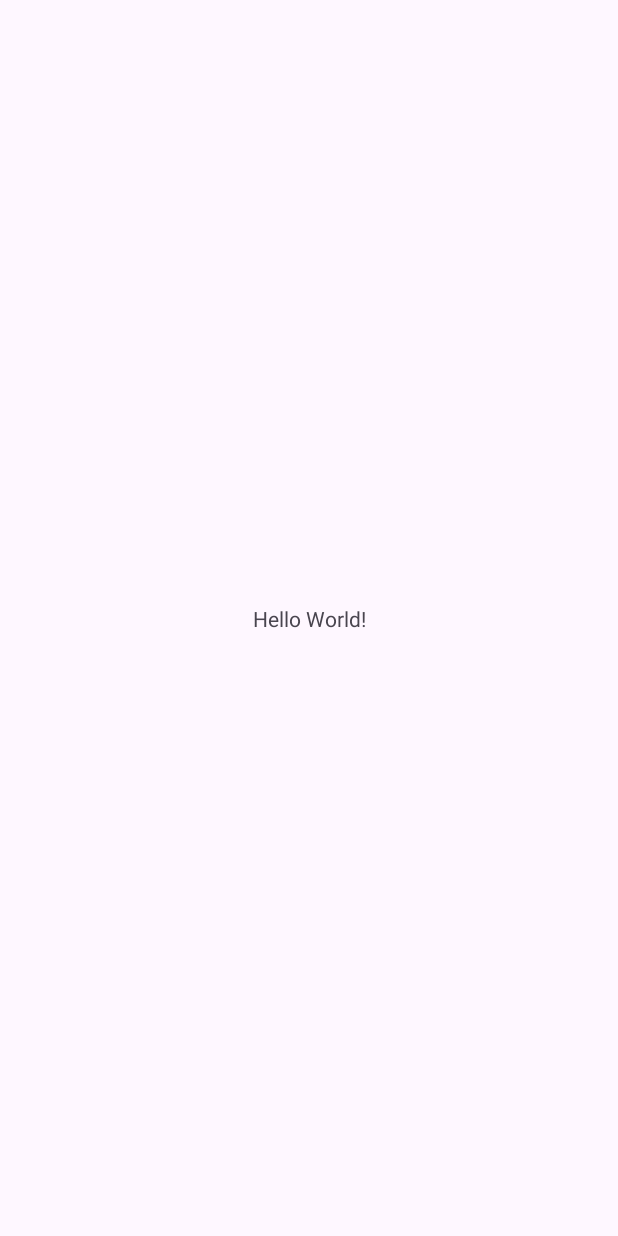
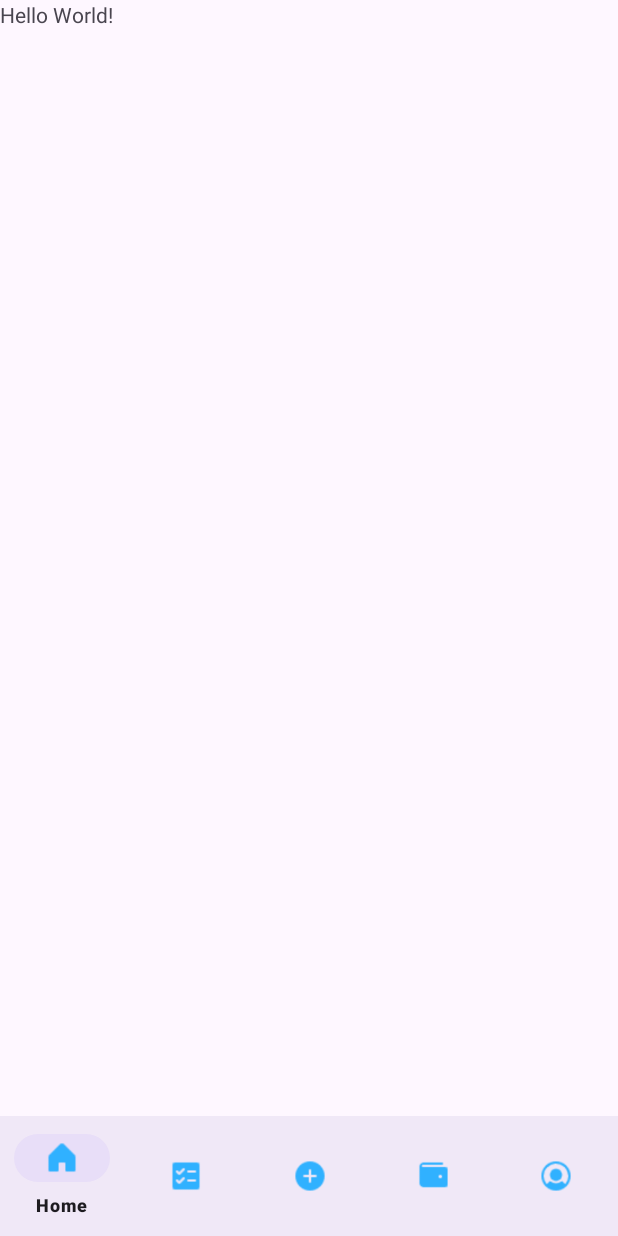
Before and after one commit to C241-PR543-team/mobile-development, an Android app: the screen it shows after launch (MainActivity), on a phone screen of 412 x 824 dp. Before the commit the screen is almost empty. Run offline under Robolectric (Android 15) with nearby library versions, the phone set to English and light mode, and no system bars.

Commit message:
add bottom navigator

```diff
--- /dev/null
+++ b/app/src/main/java/com/moove/mooveapp/view/validator/EmailValidator.kt
@@ -0,0 +1,4 @@
+package com.moove.mooveapp.view.validator
+
+class EmailValidator {
+}
--- /dev/null
+++ b/app/src/main/java/com/moove/mooveapp/view/validator/PasswordValidator.kt
@@ -0,0 +1,4 @@
+package com.moove.mooveapp.view.validator
+
+class PasswordValidator {
+}
--- /dev/null
+++ b/app/src/main/res/drawable/baseline_info_24.xml
@@ -0,0 +1,5 @@
+<vector xmlns:android="http://schemas.android.com/apk/res/android" android:height="24dp" android:tint="#C40C0C" android:viewportHeight="24" android:viewportWidth="24" android:width="24dp">
+
+    <path android:fillColor="@android:color/white" android:pathData="M12,2C6.48,2 2,6.48 2,12s4.48,10 10,10 10,-4.48 10,-10S17.52,2 12,2zM13,17h-2v-6h2v6zM13,9h-2L11,7h2v2z"/>
+
+</vector>
--- a/app/src/main/res/layout/activity_main.xml
+++ b/app/src/main/res/layout/activity_main.xml
@@ -1,11 +1,30 @@
 <?xml version="1.0" encoding="utf-8"?>
-<androidx.constraintlayout.widget.ConstraintLayout xmlns:android="http://schemas.android.com/apk/res/android"
+<RelativeLayout xmlns:android="http://schemas.android.com/apk/res/android"
     xmlns:app="http://schemas.android.com/apk/res-auto"
     xmlns:tools="http://schemas.android.com/tools"
     android:id="@+id/main"
     android:layout_width="match_parent"
     android:layout_height="match_parent"
     tools:context=".MainActivity">
+
+    <FrameLayout
+        android:id="@+id/fl_wrapper"
+        android:layout_width="match_parent"
+        android:layout_height="match_parent"
+        android:layout_above="@id/bottom_navigation"
+        />
+
+    <com.google.android.material.bottomnavigation.BottomNavigationView
+        android:id="@+id/bottom_navigation"
+        android:layout_width="match_parent"
+        android:layout_height="wrap_content"
+        android:layout_alignParentBottom="true"
+        android:background="?android:attr/windowBackground"
+        app:itemIconTint="@color/blue_light"
+        app:menu="@menu/bottom_nav_menu">
+
+
+    </com.google.android.material.bottomnavigation.BottomNavigationView>
 
     <TextView
         android:layout_width="wrap_content"
@@ -16,4 +35,4 @@
         app:layout_constraintStart_toStartOf="parent"
         app:layout_constraintTop_toTopOf="parent" />
 
-</androidx.constraintlayout.widget.ConstraintLayout>
+</RelativeLayout>
--- /dev/null
+++ b/app/src/main/res/menu/bottom_nav_menu.xml
@@ -0,0 +1,27 @@
+<?xml version="1.0" encoding="utf-8"?>
+<menu xmlns:android="http://schemas.android.com/apk/res/android">
+
+        <item
+            android:id="@+id/navigation_home"
+            android:icon="@drawable/ic_home"
+            android:title="@string/home_menu" />
+        <item
+            android:id="@+id/navigation_dashboard"
+            android:icon="@drawable/ic_listcheck"
+            android:title="@string/list_check" />
+        <item
+            android:id="@+id/navigation_notifications"
+            android:icon="@drawable/ic_add"
+            android:title="@string/tambah_plan" />
+
+        <item
+            android:id="@+id/navigation_budget"
+            android:icon="@drawable/ic_budget"
+            android:title="@string/budget" />
+
+        <item
+            android:id="@+id/navigation_profile"
+            android:icon="@drawable/ic_profile"
+            android:title="@string/profile_user" />
+
+</menu>
--- a/app/src/main/res/values/colors.xml
+++ b/app/src/main/res/values/colors.xml
@@ -4,4 +4,6 @@
     <color name="white">#FFFFFFFF</color>
     <color name="navy">#124862</color>
     <color name="orange">#ED7D31</color>
+    <color name="blue_light">#30B1FF</color>
+
 </resources>
--- a/app/src/main/res/values/strings.xml
+++ b/app/src/main/res/values/strings.xml
@@ -13,5 +13,10 @@
     <string name="pakaiakun">Login pakai akunmu</string>
     <string name="login">LOGIN</string>
     <string name="forgot">Lupa password?</string>
+    <string name="home_menu">Home</string>
+    <string name="list_check">ListCheck</string>
+    <string name="tambah_plan">add</string>
+    <string name="budget">budget</string>
+    <string name="profile_user">profile</string>
 
 </resources>
```
Also changed, not shown: app/src/main/res/drawable/ic_add.png (added), app/src/main/res/drawable/ic_budget.png (added), app/src/main/res/drawable/ic_home.png (added), app/src/main/res/drawable/ic_listcheck.png (added), app/src/main/res/drawable/ic_profile.png (added), app/src/main/res/font/poppins_bold.ttf (added).
